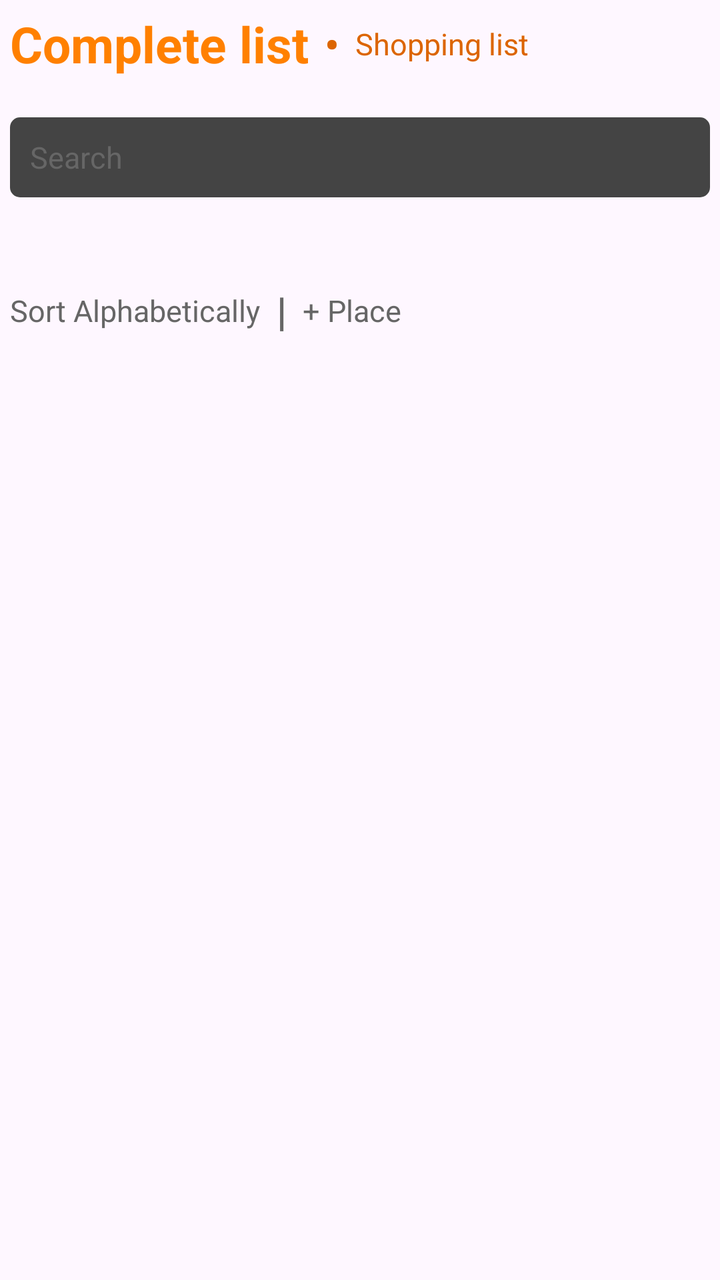
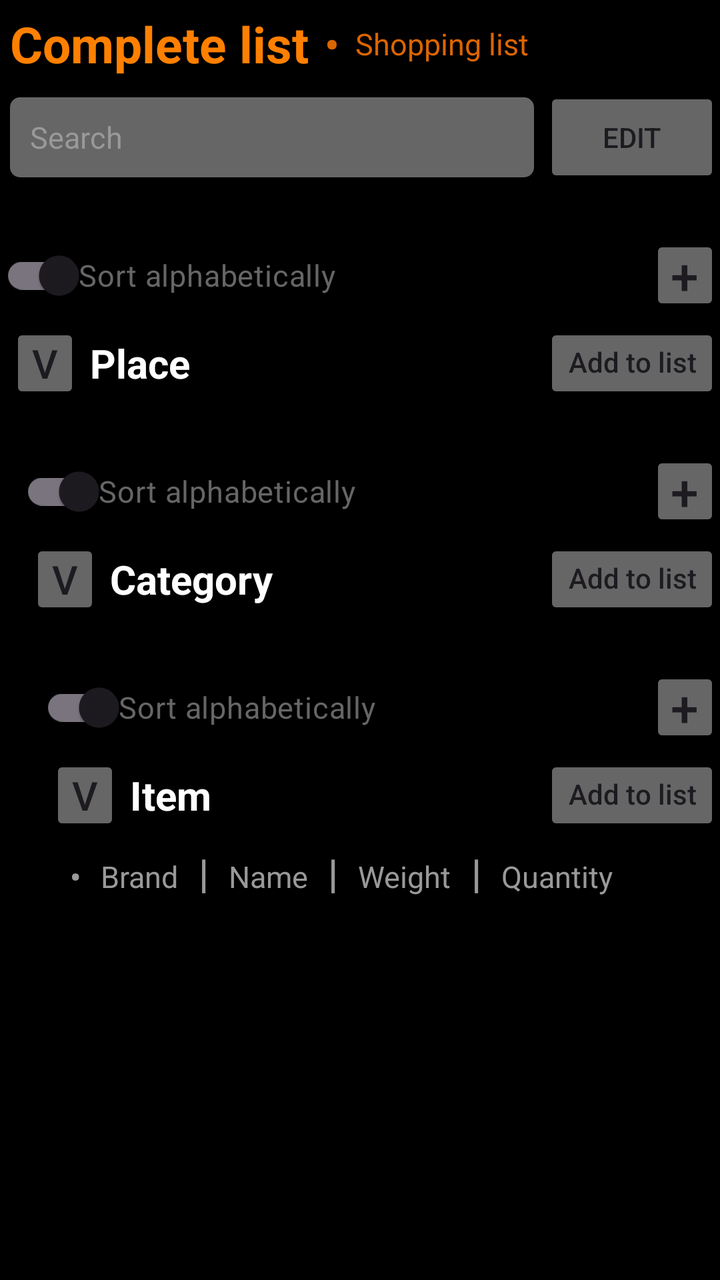

Two renders of the same Android screen: before a commit and after it. Below are the layout's source before the change and the commit's diff.
<!-- AndroidManifest.xml: application theme Theme.Money -->
<!-- res/layout/complete.xml -->
<?xml version="1.0" encoding="utf-8"?>
<androidx.constraintlayout.widget.ConstraintLayout
    xmlns:android="http://schemas.android.com/apk/res/android"
    xmlns:app="http://schemas.android.com/apk/res-auto"
    android:layout_width="match_parent"
    android:layout_height="match_parent">

    
    <LinearLayout
        android:id="@+id/main_action_bar"

        android:gravity="center"
        android:layout_height="wrap_content"
        android:layout_width="wrap_content"
        android:orientation="horizontal"

        app:layout_constraintStart_toStartOf="parent"
        app:layout_constraintTop_toTopOf="parent">

        
        <TextView
            android:id="@+id/complete"
            android:text="@string/complete"

            android:layout_width="wrap_content"
            android:layout_height="wrap_content"

            android:padding="5dp"
            android:textColor="#ff8000"
            android:textSize="25sp"
            android:textStyle="bold"/>

        
        <TextView
            android:text="@string/separator"

            android:layout_height="wrap_content"
            android:layout_width="wrap_content"

            android:padding="3dp"
            android:textColor="#dc6500"
            android:textSize="20sp"
            android:textStyle="bold"/>

        
        <TextView
            android:id="@+id/shopping"
            android:text="@string/shopping"

            android:layout_height="wrap_content"
            android:layout_width="wrap_content"

            android:padding="5dp"
            android:textColor="#dc6500"
            android:textSize="15sp"

            android:clickable="true"
            android:focusable="true"/>
    </LinearLayout>

    
    <ScrollView
        android:id="@+id/scroll_view"
        android:layout_width="0dp"
        android:layout_height="0dp"
        app:layout_constraintTop_toBottomOf="@id/main_action_bar"
        app:layout_constraintBottom_toBottomOf="parent"
        app:layout_constraintStart_toStartOf="parent"
        app:layout_constraintEnd_toEndOf="parent">

        
        <LinearLayout
            android:layout_width="match_parent"
            android:layout_height="wrap_content"
            android:orientation="vertical">

            
            <EditText
                android:id="@+id/search"

                android:layout_height="40dp"
                android:layout_width="match_parent"
                android:layout_marginStart="5dp"
                android:layout_marginEnd="5dp"
                android:layout_marginTop="15dp"
                android:padding="10dp"

                android:background="@drawable/search_background"
                android:hint="@string/search"
                android:importantForAutofill="no"
                android:inputType="text"
                android:textColorHint="#666666"

                android:textColor="#FFFFFF"
                android:textSize="15sp"/>

            
            <LinearLayout
                android:id="@+id/places_action_bar"

                android:gravity="center"
                android:layout_height="wrap_content"
                android:layout_width="wrap_content"
                android:orientation="horizontal"
                android:layout_marginTop="40dp">

                
                <TextView
                    android:id="@+id/sort_alphabetically"
                    android:text="@string/sort_alphabetically"

                    android:layout_height="wrap_content"
                    android:layout_width="wrap_content"

                    android:padding="5dp"
                    android:textColor="#666666"
                    android:textSize="15sp"

                    android:clickable="true"
                    android:focusable="true"/>

                
                <TextView
                    android:text="@string/s2"

                    android:layout_height="wrap_content"
                    android:layout_width="wrap_content"

                    android:padding="3dp"
                    android:textColor="#666666"
                    android:textSize="20sp"
                    android:textStyle="bold"/>

                
                <TextView
                    android:id="@+id/add_place"
                    android:text="@string/add_place"

                    android:layout_height="wrap_content"
                    android:layout_width="wrap_content"

                    android:padding="5dp"
                    android:textColor="#666666"
                    android:textSize="15sp"

                    android:clickable="true"
                    android:focusable="true"/>

                

            </LinearLayout>
        </LinearLayout>
    </ScrollView>
</androidx.constraintlayout.widget.ConstraintLayout>
<!-- resources referenced by this layout -->
<resources>
  <!-- drawable search_background (drawable) -->
  <shape xmlns:android="http://schemas.android.com/apk/res/android">
      <solid android:color="#444444"/>
      <corners android:radius="5dp"/>
  <stroke
      android:color="#666666" />
  </shape>
  <string name="add_place">+ Place</string>
  <string name="complete">Complete list</string>
  <string name="s2">|</string>
  <string name="search">Search</string>
  <string name="separator">•</string>
  <string name="shopping">Shopping list</string>
  <string name="sort_alphabetically">Sort Alphabetically</string>
  <style name="Theme.Money" parent="Theme.Material3.DayNight.NoActionBar">
          
          <item name="colorPrimary">@color/purple_500</item>
          <item name="colorPrimaryVariant">@color/purple_700</item>
          <item name="colorOnPrimary">@color/white</item>
          
          <item name="colorSecondary">@color/teal_200</item>
          <item name="colorSecondaryVariant">@color/teal_700</item>
          <item name="colorOnSecondary">@color/black</item>
          
          <item name="android:statusBarColor">?attr/colorPrimaryVariant</item>
          
      </style>
  <color name="purple_500">#dc6500</color>
  <color name="purple_700">#dc6500</color>
  <color name="white">#FFFFFFFF</color>
  <color name="teal_200">#ff8000</color>
  <color name="teal_700">#ff8000</color>
  <color name="black">#FF000000</color>
</resources>

<!-- the commit's change to res/layout/complete.xml (unified diff, before → after) -->
@@ -3,151 +3,500 @@
     xmlns:android="http://schemas.android.com/apk/res/android"
     xmlns:app="http://schemas.android.com/apk/res-auto"
     android:layout_width="match_parent"
-    android:layout_height="match_parent">
-
-    
+    android:layout_height="match_parent"
+    android:background="@color/black">
+
     <LinearLayout
-        android:id="@+id/main_action_bar"
-
-        android:gravity="center"
+        android:id="@+id/top_section"
+
+        android:gravity="start"
+        android:layout_width="match_parent"
         android:layout_height="wrap_content"
-        android:layout_width="wrap_content"
-        android:orientation="horizontal"
-
+        android:orientation="vertical"
         app:layout_constraintStart_toStartOf="parent"
+        app:layout_constraintEnd_toEndOf="parent"
         app:layout_constraintTop_toTopOf="parent">
 
-        
-        <TextView
-            android:id="@+id/complete"
-            android:text="@string/complete"
-
-            android:layout_width="wrap_content"
-            android:layout_height="wrap_content"
-
-            android:padding="5dp"
-            android:textColor="#ff8000"
-            android:textSize="25sp"
-            android:textStyle="bold"/>
-
-        
-        <TextView
-            android:text="@string/separator"
-
+        <LinearLayout
+            android:id="@+id/action_bar"
+            android:gravity="center"
             android:layout_height="wrap_content"
             android:layout_width="wrap_content"
-
-            android:padding="3dp"
-            android:textColor="#dc6500"
-            android:textSize="20sp"
-            android:textStyle="bold"/>
-
-        
-        <TextView
-            android:id="@+id/shopping"
-            android:text="@string/shopping"
-
+            android:orientation="horizontal"
+            app:layout_constraintStart_toStartOf="parent"
+            app:layout_constraintTop_toTopOf="parent">
+
+            <TextView
+                android:id="@+id/a_complete"
+                android:text="@string/a_complete"
+
+                android:layout_width="wrap_content"
+                android:layout_height="wrap_content"
+                android:padding="5dp"
+                android:textColor="#ff8000"
+                android:textSize="25sp"
+                android:textStyle="bold"/>
+
+            <TextView
+                android:text="@string/a_separator"
+
+                android:layout_height="wrap_content"
+                android:layout_width="wrap_content"
+                android:padding="3dp"
+                android:textColor="#dc6500"
+                android:textSize="20sp"
+                android:textStyle="bold"/>
+
+            <TextView
+                android:id="@+id/a_shopping"
+                android:text="@string/a_shopping"
+
+                android:layout_height="wrap_content"
+                android:layout_width="wrap_content"
+                android:padding="5dp"
+                android:textColor="#dc6500"
+                android:textSize="15sp"
+                android:clickable="true"
+                android:focusable="true"/>
+        </LinearLayout>
+
+        <LinearLayout
+            android:id="@+id/search_bar"
+
+            android:gravity="center"
+            android:layout_width="match_parent"
             android:layout_height="wrap_content"
-            android:layout_width="wrap_content"
-
-            android:padding="5dp"
-            android:textColor="#dc6500"
-            android:textSize="15sp"
-
-            android:clickable="true"
-            android:focusable="true"/>
+            android:orientation="horizontal">
+
+            <EditText
+                android:id="@+id/a_search"
+                android:background="@drawable/search_background"
+                android:hint="@string/a_search"
+
+                android:layout_width="0dp"
+                android:layout_height="40dp"
+                android:layout_weight="1"
+                android:layout_marginStart="5dp"
+                android:layout_marginEnd="5dp"
+                android:padding="10dp"
+                android:importantForAutofill="no"
+                android:inputType="text"
+                android:textColorHint="#999999"
+                android:textColor="#FFFFFF"
+                android:textSize="15sp"/>
+
+            <androidx.appcompat.widget.AppCompatButton
+                android:id="@+id/c_edit"
+                android:text="@string/c_edit"
+
+                android:layout_width="wrap_content"
+                android:layout_height="50dp"
+                android:backgroundTint="#666666"/>
+        </LinearLayout>
     </LinearLayout>
 
-    
     <ScrollView
         android:id="@+id/scroll_view"
-        android:layout_width="0dp"
+
+        android:layout_width="match_parent"
         android:layout_height="0dp"
-        app:layout_constraintTop_toBottomOf="@id/main_action_bar"
+        android:layout_marginTop="20dp"
+        android:fillViewport="true"
+
+        app:layout_constraintTop_toBottomOf="@id/top_section"
         app:layout_constraintBottom_toBottomOf="parent"
         app:layout_constraintStart_toStartOf="parent"
         app:layout_constraintEnd_toEndOf="parent">
 
-        
         <LinearLayout
+            android:id="@+id/scroll"
+
             android:layout_width="match_parent"
             android:layout_height="wrap_content"
             android:orientation="vertical">
 
-            
-            <EditText
-                android:id="@+id/search"
-
-                android:layout_height="40dp"
+            <LinearLayout
+                android:id="@+id/place_section"
+
                 android:layout_width="match_parent"
-                android:layout_marginStart="5dp"
-                android:layout_marginEnd="5dp"
-                android:layout_marginTop="15dp"
-                android:padding="10dp"
-
-                android:background="@drawable/search_background"
-                android:hint="@string/search"
-                android:importantForAutofill="no"
-                android:inputType="text"
-                android:textColorHint="#666666"
-
-                android:textColor="#FFFFFF"
-                android:textSize="15sp"/>
-
-            
+                android:layout_height="wrap_content"
+                android:orientation="vertical">
+
+                <LinearLayout
+                    android:id="@+id/edit_place_bar"
+
+                    android:layout_width="match_parent"
+                    android:layout_height="wrap_content"
+                    android:orientation="horizontal"
+                    android:gravity="center_vertical">
+
+                    <androidx.appcompat.widget.SwitchCompat
+                        android:id="@+id/c_p_sort"
+                        android:text="@string/c_p_sort"
+
+                        android:layoutDirection="rtl"
+                        android:layout_width="0dp"
+                        android:layout_height="wrap_content"
+                        android:layout_weight="1"
+
+                        android:textColor="#666666"
+                        android:textSize="15sp"
+                        android:clickable="true"
+                        android:focusable="true"/>
+
+                    <androidx.appcompat.widget.AppCompatButton
+                        android:id="@+id/c_p_add"
+
+                        android:layout_width="35dp"
+                        android:layout_height="40dp"
+                        android:backgroundTint="#666666"
+                        android:text="@string/c_p_add"
+                        android:textSize="25sp"
+                        android:textColor="#1d1b20"
+                        android:padding="0dp"
+                        android:insetTop="0dp"
+                        android:insetBottom="0dp"
+                        android:gravity="center"/>
+                </LinearLayout>
+
+                <LinearLayout
+                    android:id="@+id/place_bar"
+
+                    android:layout_width="match_parent"
+                    android:layout_height="wrap_content"
+                    android:orientation="horizontal"
+                    android:layout_marginStart="5dp">
+
+                    <androidx.appcompat.widget.AppCompatButton
+                        android:id="@+id/a_p_expand"
+
+                        android:layout_width="35dp"
+                        android:layout_height="40dp"
+                        android:backgroundTint="#666666"
+                        android:text="@string/a_p_expand"
+                        android:textSize="20sp"
+                        android:textColor="#1d1b20"
+                        android:padding="0dp"
+                        android:insetTop="0dp"
+                        android:insetBottom="0dp"
+                        android:gravity="center"/>
+
+                    <TextView
+                        android:id="@+id/a_p_name"
+                        android:text="@string/a_p_name"
+
+                        android:layout_width="wrap_content"
+                        android:layout_height="wrap_content"
+                        android:padding="5dp"
+                        android:textColor="#FFFFFF"
+                        android:textSize="20sp"
+                        android:textStyle="bold"
+                        android:layout_weight="1"/>
+
+                    <androidx.appcompat.widget.AppCompatButton
+                        android:id="@+id/c_p_add_list"
+
+                        android:layout_width="wrap_content"
+                        android:layout_height="40dp"
+                        android:backgroundTint="#666666"
+                        android:text="@string/c_p_add_list"
+                        android:textColor="#1d1b20"
+                        android:padding="0dp"
+                        android:insetTop="0dp"
+                        android:insetBottom="0dp"
+                        android:gravity="center"
+                        android:includeFontPadding="false"
+                        android:textAllCaps="false"
+                        android:layout_gravity="center_vertical"/>
+                </LinearLayout>
+            </LinearLayout>
+
             <LinearLayout
-                android:id="@+id/places_action_bar"
-
-                android:gravity="center"
+                android:id="@+id/category_section"
+
+                android:layout_width="match_parent"
                 android:layout_height="wrap_content"
-                android:layout_width="wrap_content"
-                android:orientation="horizontal"
-                android:layout_marginTop="40dp">
-
-                
-                <TextView
-                    android:id="@+id/sort_alphabetically"
-                    android:text="@string/sort_alphabetically"
-
-                    android:layout_height="wrap_content"
-                    android:layout_width="wrap_content"
-
-                    android:padding="5dp"
-                    android:textColor="#666666"
-                    android:textSize="15sp"
-
-                    android:clickable="true"
-                    android:focusable="true"/>
-
-                
-                <TextView
-                    android:text="@string/s2"
-
-                    android:layout_height="wrap_content"
-                    android:layout_width="wrap_content"
-
-                    android:padding="3dp"
-                    android:textColor="#666666"
-                    android:textSize="20sp"
-                    android:textStyle="bold"/>
-
-                
-                <TextView
-                    android:id="@+id/add_place"
-                    android:text="@string/add_place"
-
-                    android:layout_height="wrap_content"
-                    android:layout_width="wrap_content"
-
-                    android:padding="5dp"
-                    android:textColor="#666666"
-                    android:textSize="15sp"
-
-                    android:clickable="true"
-                    android:focusable="true"/>
-
-                
-
+                android:orientation="vertical"
+                android:layout_marginTop="20dp"
+                android:layout_marginStart="10dp">
+
+                <LinearLayout
+                    android:id="@+id/edit_category_bar"
+
+                    android:layout_width="match_parent"
+                    android:layout_height="wrap_content"
+                    android:orientation="horizontal"
+                    android:gravity="center_vertical">
+
+                    <androidx.appcompat.widget.SwitchCompat
+                        android:id="@+id/c_c_sort_"
+                        android:text="@string/c_c_sort"
+
+                        android:layoutDirection="rtl"
+                        android:layout_width="0dp"
+                        android:layout_height="wrap_content"
+                        android:layout_weight="1"
+
+                        android:textColor="#666666"
+                        android:textSize="15sp"
+                        android:clickable="true"
+                        android:focusable="true"/>
+
+                    <androidx.appcompat.widget.AppCompatButton
+                        android:id="@+id/c_c_add"
+
+                        android:layout_width="35dp"
+                        android:layout_height="40dp"
+                        android:backgroundTint="#666666"
+                        android:text="@string/c_c_add"
+                        android:textSize="25sp"
+                        android:textColor="#1d1b20"
+                        android:padding="0dp"
+                        android:insetTop="0dp"
+                        android:insetBottom="0dp"
+                        android:gravity="center"/>
+                </LinearLayout>
+
+                <LinearLayout
+                    android:id="@+id/category_bar"
+
+                    android:layout_width="match_parent"
+                    android:layout_height="wrap_content"
+                    android:orientation="horizontal"
+                    android:layout_marginStart="5dp">
+
+                    <androidx.appcompat.widget.AppCompatButton
+                        android:id="@+id/a_c_expand"
+
+                        android:layout_width="35dp"
+                        android:layout_height="40dp"
+                        android:backgroundTint="#666666"
+                        android:text="@string/a_p_expand"
+                        android:textSize="20sp"
+                        android:textColor="#1d1b20"
+                        android:padding="0dp"
+                        android:insetTop="0dp"
+                        android:insetBottom="0dp"
+                        android:gravity="center"/>
+
+                    <TextView
+                        android:id="@+id/a_c_name"
+                        android:text="@string/a_c_name"
+
+                        android:layout_width="wrap_content"
+                        android:layout_height="wrap_content"
+                        android:padding="5dp"
+                        android:textColor="#FFFFFF"
+                        android:textSize="20sp"
+                        android:textStyle="bold"
+                        android:layout_weight="1"/>
+
+                    <androidx.appcompat.widget.AppCompatButton
+                        android:id="@+id/c_c_add_list"
+
+                        android:layout_width="wrap_content"
+                        android:layout_height="40dp"
+                        android:backgroundTint="#666666"
+                        android:text="@string/c_p_add_list"
+                        android:textColor="#1d1b20"
+                        android:padding="0dp"
+                        android:insetTop="0dp"
+                        android:insetBottom="0dp"
+                        android:gravity="center"
+                        android:includeFontPadding="false"
+                        android:textAllCaps="false"
+                        android:layout_gravity="center_vertical"/>
+
+                </LinearLayout>
+            </LinearLayout>
+
+            <LinearLayout
+                android:id="@+id/item_section"
+
+                android:layout_width="match_parent"
+                android:layout_height="wrap_content"
+                android:orientation="vertical"
+                android:layout_marginTop="20dp"
+                android:layout_marginStart="20dp">
+
+                <LinearLayout
+                    android:id="@+id/edit_item_bar"
+
+                    android:layout_width="match_parent"
+                    android:layout_height="wrap_content"
+                    android:orientation="horizontal"
+                    android:gravity="center_vertical">
+
+                    <androidx.appcompat.widget.SwitchCompat
+                        android:id="@+id/c_i_sort"
+                        android:text="@string/c_i_sort"
+
+                        android:layoutDirection="rtl"
+                        android:layout_width="0dp"
+                        android:layout_height="wrap_content"
+                        android:layout_weight="1"
+
+                        android:textColor="#666666"
+                        android:textSize="15sp"
+                        android:clickable="true"
+                        android:focusable="true"/>
+
+                    <androidx.appcompat.widget.AppCompatButton
+                        android:id="@+id/c_i_add"
+
+                        android:layout_width="35dp"
+                        android:layout_height="40dp"
+                        android:backgroundTint="#666666"
+                        android:text="@string/c_p_add"
+                        android:textSize="25sp"
+                        android:textColor="#1d1b20"
+                        android:padding="0dp"
+                        android:insetTop="0dp"
+                        android:insetBottom="0dp"
+                        android:gravity="center"/>
+                </LinearLayout>
+
+                <LinearLayout
+                    android:id="@+id/item_bar"
+
+                    android:layout_width="match_parent"
+                    android:layout_height="wrap_content"
+                    android:orientation="horizontal"
+                    android:layout_marginStart="5dp">
+
+                    <androidx.appcompat.widget.AppCompatButton
+                        android:id="@+id/a_i_expand"
+
+                        android:layout_width="35dp"
+                        android:layout_height="40dp"
+                        android:backgroundTint="#666666"
+                        android:text="@string/a_p_expand"
+                        android:textSize="20sp"
+                        android:textColor="#1d1b20"
+                        android:padding="0dp"
+                        android:insetTop="0dp"
+                        android:insetBottom="0dp"
+                        android:gravity="center"/>
+
+                    <TextView
+                        android:id="@+id/a_i_name"
+                        android:text="@string/a_i_name"
+
+                        android:layout_width="wrap_content"
+                        android:layout_height="wrap_content"
+                        android:padding="5dp"
+                        android:textColor="#FFFFFF"
+                        android:textSize="20sp"
+                        android:textStyle="bold"
+                        android:layout_weight="1"/>
+
+                    <androidx.appcompat.widget.AppCompatButton
+                        android:id="@+id/c_i_add_list"
+
+                        android:layout_width="wrap_content"
+                        android:layout_height="40dp"
+                        android:backgroundTint="#666666"
+                        android:text="@string/c_p_add_list"
+                        android:textColor="#1d1b20"
+                        android:padding="0dp"
+                        android:insetTop="0dp"
+                        android:insetBottom="0dp"
+                        android:gravity="center"
+                        android:includeFontPadding="false"
+                        android:textAllCaps="false"
+                        android:layout_gravity="center_vertical"/>
+                </LinearLayout>
+
+                <LinearLayout
+                    android:id="@+id/item_brand_bar"
+
+                    android:layout_width="match_parent"
+                    android:layout_height="wrap_content"
+                    android:orientation="horizontal"
+                    android:layout_marginStart="10dp">
+
+                    <TextView
+                        android:text="@string/a_separator"
+
+                        android:layout_width="wrap_content"
+                        android:layout_height="wrap_content"
+                        android:padding="5dp"
+                        android:textColor="#999999"
+                        android:textSize="15sp"
+                        android:textStyle="bold"/>
+
+                    <TextView
+                        android:id="@+id/a_b_brand"
+                        android:text="@string/a_b_brand"
+
+                        android:layout_width="wrap_content"
+                        android:layout_height="wrap_content"
+                        android:padding="5dp"
+                        android:textColor="#999999"
+                        android:textSize="15sp"/>
+
+                    <TextView
+                        android:text="@string/a_s2"
+
+                        android:layout_width="wrap_content"
+                        android:layout_height="wrap_content"
+                        android:padding="5dp"
+                        android:textColor="#999999"
+                        android:textSize="20sp"
+                        android:textStyle="bold"/>
+
+                    <TextView
+                        android:id="@+id/a_b_name"
+                        android:text="@string/a_b_name"
+
+                        android:layout_width="wrap_content"
+                        android:layout_height="wrap_content"
+                        android:padding="5dp"
+                        android:textColor="#999999"
+                        android:textSize="15sp"/>
+
+                    <TextView
+                        android:text="@string/a_s2"
+
+                        android:layout_width="wrap_content"
+                        android:layout_height="wrap_content"
+                        android:padding="5dp"
+                        android:textColor="#999999"
+                        android:textSize="20sp"
+                        android:textStyle="bold"/>
+
+
+                    <TextView
+                        android:id="@+id/a_b_weight"
+                        android:text="@string/a_b_weight"
+
+                        android:layout_width="wrap_content"
+                        android:layout_height="wrap_content"
+                        android:padding="5dp"
+                        android:textColor="#999999"
+                        android:textSize="15sp"/>
+
+                    <TextView
+                        android:text="@string/a_s2"
+
+                        android:layout_width="wrap_content"
+                        android:layout_height="wrap_content"
+                        android:padding="5dp"
+                        android:textColor="#999999"
+                        android:textSize="20sp"
+                        android:textStyle="bold"/>
+
+
+                    <TextView
+                        android:id="@+id/a_b_quantity"
+                        android:text="@string/a_b_quantity"
+
+                        android:layout_width="wrap_content"
+                        android:layout_height="wrap_content"
+                        android:padding="5dp"
+                        android:textColor="#999999"
+                        android:textSize="15sp"/>
+                </LinearLayout>
             </LinearLayout>
         </LinearLayout>
     </ScrollView>
<!-- resource entries referenced after the edit -->
@@ -2,18 +2,31 @@
 <resources>
   <!-- drawable search_background (drawable) -->
   <shape xmlns:android="http://schemas.android.com/apk/res/android">
-      <solid android:color="#444444"/>
+      <solid android:color="#666666"/>
       <corners android:radius="5dp"/>
   <stroke
       android:color="#666666" />
   </shape>
-  <string name="add_place">+ Place</string>
-  <string name="complete">Complete list</string>
-  <string name="s2">|</string>
-  <string name="search">Search</string>
-  <string name="separator">•</string>
-  <string name="shopping">Shopping list</string>
-  <string name="sort_alphabetically">Sort Alphabetically</string>
+  <string name="a_b_brand">       Brand</string>
+  <string name="a_b_name">        Name</string>
+  <string name="a_b_quantity">    Quantity</string>
+  <string name="a_b_weight">      Weight</string>
+  <string name="a_c_name">        Category</string>
+  <string name="a_complete">      Complete list</string>
+  <string name="a_i_name">        Item</string>
+  <string name="a_p_expand">      v</string>
+  <string name="a_p_name">        Place</string>
+  <string name="a_s2">            |</string>
+  <string name="a_search">        Search</string>
+  <string name="a_separator">     •</string>
+  <string name="a_shopping">      Shopping list</string>
+  <string name="c_c_add">         +</string>
+  <string name="c_c_sort">        Sort alphabetically</string>
+  <string name="c_edit">          Edit</string>
+  <string name="c_i_sort">        Sort alphabetically</string>
+  <string name="c_p_add">         +</string>
+  <string name="c_p_add_list">    Add to list</string>
+  <string name="c_p_sort">        Sort alphabetically</string>
   <style name="Theme.Money" parent="Theme.Material3.DayNight.NoActionBar">
           
           <item name="colorPrimary">@color/purple_500</item>
